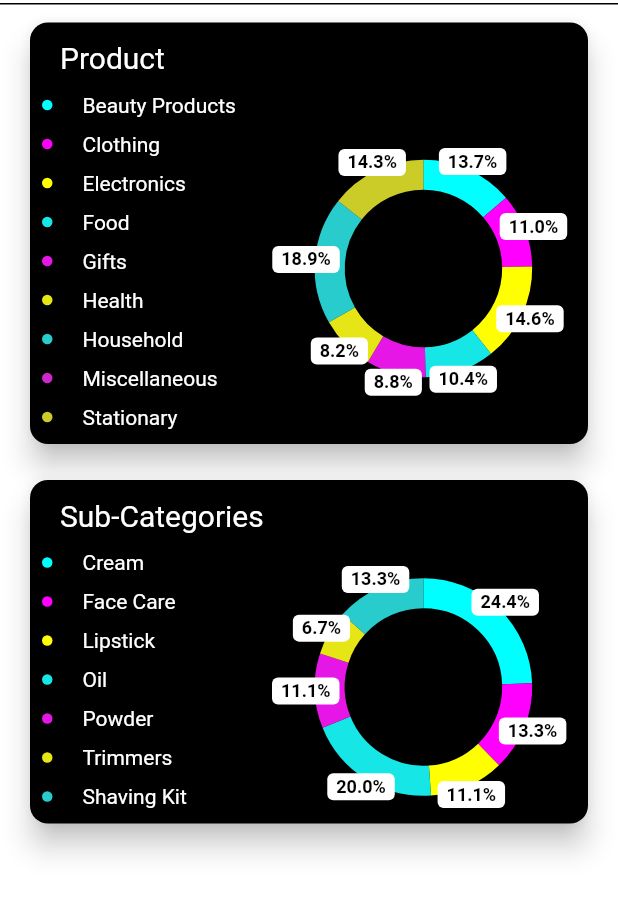
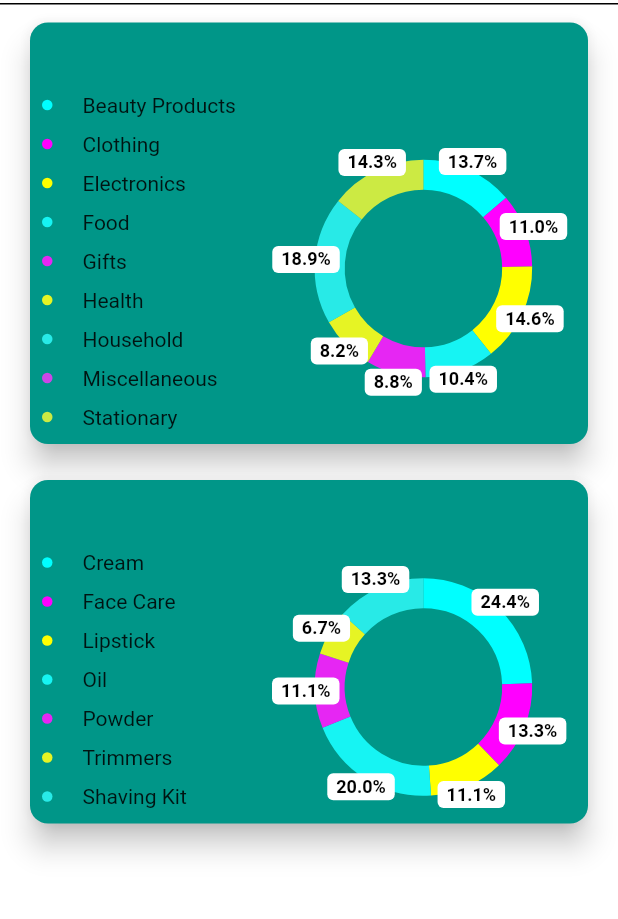
Before and after one commit to Vipulkm009/StockSignature, a Flutter app: the screen it shows after launch, in the side drawer, after a tap on "Dashboard", on a phone screen of 412 x 824 dp, the part 39-958 px from its top. Run offline on Flutter 3.47's test engine with Material 2 defaults, Android fonts, the phone set to English and light mode, and no system bars; our stand-ins replace firebase_auth, firebase_core, google_sign_in, pie_chart; accounts and stored records are empty.

Commit message:
Creating App Theme.

```diff
--- a/lib/components/dashboard_card.dart
+++ b/lib/components/dashboard_card.dart
@@ -29,7 +29,7 @@ class _DashboardCardState extends State<DashboardCard> {
         vertical: 8.0,
       ),
       child: Card(
-        color: Colors.black,
+        color: Theme.of(context).cardTheme.color,
         elevation: 8.0,
         child: Padding(
           padding: const EdgeInsets.symmetric(horizontal: 8.0),
@@ -42,10 +42,7 @@ class _DashboardCardState extends State<DashboardCard> {
                   children: [
                     Text(
                       widget.title,
-                      style: TextStyle(
-                        fontSize: 20,
-                        fontWeight: FontWeight.w400,
-                      ),
+                      style: Theme.of(context).textTheme.title,
                     ),
                   ],
                 ),
--- a/lib/screens/screen_scaffold.dart
+++ b/lib/components/screen_scaffold.dart
@@ -1,12 +1,13 @@
 import 'package:flutter/material.dart';
+import 'package:provider/provider.dart';
 import 'package:stock_signature/components/drawer_menu.dart';
+import 'package:stock_signature/screens/user/customer_screen.dart';
+import 'package:stock_signature/screens/user/dashboard.dart';
+import 'package:stock_signature/screens/user/product_screen.dart';
+import 'package:stock_signature/screens/user/report_screen.dart';
+import 'package:stock_signature/screens/user/vendor_screen.dart';
+import 'package:stock_signature/utilities/classes/app_state_notifiers.dart';
 import 'package:stock_signature/utilities/constants/global_constants.dart';
-
-import 'user/customer_screen.dart';
-import 'user/dashboard.dart';
-import 'user/product_screen.dart';
-import 'user/report_screen.dart';
-import 'user/vendor_screen.dart';
 
 class ScreenScaffold extends StatefulWidget {
   static String id = 'ScreenScaffold';
@@ -30,10 +31,19 @@ class _ScreenScaffoldState extends State<ScreenScaffold> {
       appBar: AppBar(
         title: Text('Stock Signature'),
         elevation: 12.0,
+        actions: <Widget>[
+          Switch(
+            value: Provider.of<AppStateNotifier>(context).isDarkMode,
+            onChanged: (boolVal) {
+              Provider.of<AppStateNotifier>(context).updateTheme(boolVal);
+            },
+          ),
+        ],
       ),
       drawer: DrawerMenu(),
       body: _children[_currentIndex],
       bottomNavigationBar: BottomNavigationBar(
+        backgroundColor: Colors.blueGrey[900],
         onTap: onTapped,
         currentIndex: _currentIndex,
         items: [
@@ -67,10 +77,4 @@ class _ScreenScaffoldState extends State<ScreenScaffold> {
       _currentIndex = index;
     });
   }
-
-  void onPressing() {
-    setState(() {
-      _currentIndex = 4;
-    });
-  }
 }
--- a/lib/main.dart
+++ b/lib/main.dart
@@ -1,25 +1,37 @@
 import 'package:flutter/material.dart';
+import 'package:provider/provider.dart';
 import 'package:stock_signature/screens/auth/login.dart';
 import 'package:stock_signature/screens/auth/register.dart';
-import 'package:stock_signature/screens/screen_scaffold.dart';
 import 'package:stock_signature/screens/static/welcome_screen.dart';
 import 'package:stock_signature/screens/user/add_product.dart';
 import 'package:stock_signature/utilities/constants/global_constants.dart';
+import 'package:stock_signature/utilities/style/app_theme.dart';
+import 'components/screen_scaffold.dart';
 import 'screens/user/dashboard.dart';
 import 'package:firebase_core/firebase_core.dart';
+import 'utilities/classes/app_state_notifiers.dart';
 
 Future<void> main() async {
   WidgetsFlutterBinding.ensureInitialized();
   await Firebase.initializeApp();
   generateColors();
-  runApp(StockSignature());
+  runApp(
+    ChangeNotifierProvider<AppStateNotifier>(
+      builder: (context) => AppStateNotifier(),
+      child: StockSignature(),
+    ),
+  );
 }
 
 class StockSignature extends StatelessWidget {
   @override
   Widget build(BuildContext context) {
+    return Consumer<AppStateNotifier>(
+      builder: (context, appState, child) {
         return MaterialApp(
-      theme: ThemeData.dark(),
+          theme: AppTheme.lightTheme,
+          darkTheme: AppTheme.darkTheme,
+          themeMode: appState.isDarkMode ? ThemeMode.dark : ThemeMode.light,
           home: ScreenScaffold(),
           initialRoute: ScreenScaffold.id,
           routes: {
@@ -31,5 +43,7 @@ class StockSignature extends StatelessWidget {
             AddProduct.id: (context) => AddProduct(),
           },
         );
+      },
+    );
   }
 }
--- a/lib/screens/user/dashboard.dart
+++ b/lib/screens/user/dashboard.dart
@@ -68,8 +68,7 @@ class _DashboardState extends State<Dashboard> {
               ),
             ),
           ),
-          SingleChildScrollView(
-            child: Column(
+          Column(
             crossAxisAlignment: CrossAxisAlignment.stretch,
             mainAxisSize: MainAxisSize.min,
             children: <Widget>[
@@ -83,7 +82,6 @@ class _DashboardState extends State<Dashboard> {
               ),
             ],
           ),
-          ),
         ],
       ),
     );
--- /dev/null
+++ b/lib/utilities/classes/app_state_notifiers.dart
@@ -0,0 +1,11 @@
+import 'package:flutter/material.dart';
+
+class AppStateNotifier extends ChangeNotifier {
+  //
+  bool isDarkMode = false;
+
+  void updateTheme(bool isDarkMode) {
+    this.isDarkMode = isDarkMode;
+    notifyListeners();
+  }
+}
--- /dev/null
+++ b/lib/utilities/style/app_theme.dart
@@ -0,0 +1,79 @@
+import 'package:flutter/material.dart';
+
+class AppTheme {
+  //
+  AppTheme._();
+
+  static final ThemeData lightTheme = ThemeData(
+    scaffoldBackgroundColor: Colors.tealAccent,
+    appBarTheme: AppBarTheme(
+      color: Colors.teal,
+      iconTheme: IconThemeData(
+        color: Colors.white,
+      ),
+    ),
+    cardTheme: CardTheme(
+      color: Colors.teal,
+    ),
+    iconTheme: IconThemeData(
+      color: Colors.white54,
+    ),
+    textTheme: TextTheme(
+      title: TextStyle(
+        color: Colors.teal,
+        fontSize: 20.0,
+      ),
+      subtitle: TextStyle(
+        color: Colors.white70,
+        fontSize: 18.0,
+      ),
+    ),
+    bottomNavigationBarTheme: BottomNavigationBarThemeData(
+      selectedLabelStyle: TextStyle(
+        color: Colors.teal,
+        fontSize: 10.0,
+      ),
+      unselectedLabelStyle: TextStyle(
+        color: Colors.teal,
+        fontSize: 10.0,
+      ),
+    ),
+  );
+
+  static final ThemeData darkTheme = ThemeData(
+    scaffoldBackgroundColor: Colors.black,
+    appBarTheme: AppBarTheme(
+      color: Colors.blueGrey[900],
+      iconTheme: IconThemeData(
+        color: Colors.white,
+      ),
+    ),
+    cardTheme: CardTheme(
+      color: Colors.blueAccent,
+    ),
+    iconTheme: IconThemeData(
+      color: Colors.white54,
+    ),
+    textTheme: TextTheme(
+      title: TextStyle(
+        color: Colors.blueGrey,
+        fontSize: 20.0,
+      ),
+      subtitle: TextStyle(
+        color: Colors.white70,
+        fontSize: 18.0,
+      ),
+    ),
+    bottomNavigationBarTheme: BottomNavigationBarThemeData(
+      backgroundColor: Colors.blueGrey[900],
+      selectedLabelStyle: TextStyle(
+        color: Colors.teal,
+        fontSize: 10.0,
+      ),
+      unselectedLabelStyle: TextStyle(
+        color: Colors.teal,
+        fontSize: 10.0,
+      ),
+    ),
+  );
+}
--- a/pubspec.yaml
+++ b/pubspec.yaml
@@ -34,6 +34,7 @@ dependencies:
   firebase_auth: ^0.18.4+1
   google_sign_in: ^4.5.6
   rflutter_alert: ^1.1.0
+  provider: ^2.0.1
 
 dev_dependencies:
   flutter_test:
```
Also changed, not shown: pubspec.lock. Lines whose indentation alone changed are shown as unchanged.
